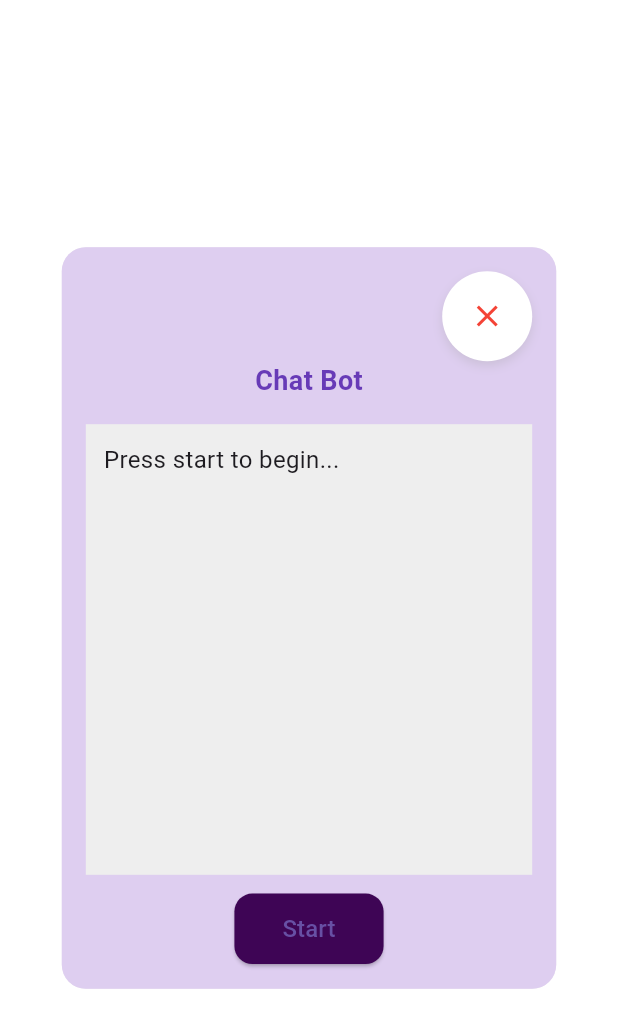
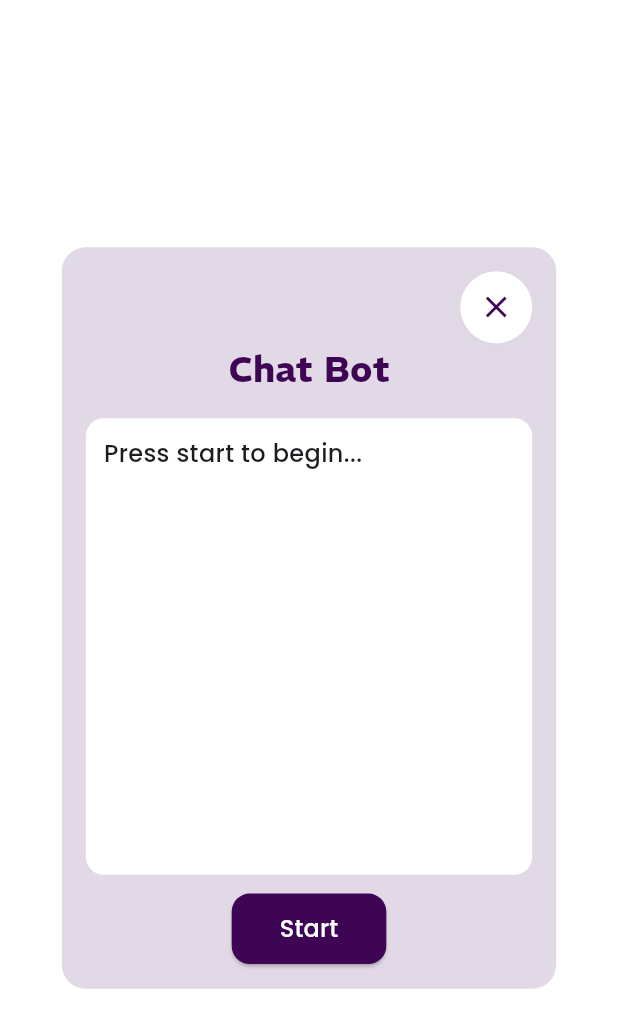
Before and after one commit to rababhamdyy-SmartFinancialManagement/finyx_mobile_app, a Flutter app: the ChatDialog widget shown alone on an empty page, opened directly, on a phone screen of 412 x 824 dp. Shown: the top 1028 px of the screen. Run offline on Flutter 3.47's test engine with Material 3 defaults, Android fonts, the light colour scheme and no system bars; our stand-ins replace fl_chart, flutter_bloc, pin_code_fields, shared_preferences, smooth_page_indicator; accounts and stored records are empty.

Commit message:
chat bots

```diff
--- a/lib/widgets/shared/chat_bots_widget.dart
+++ b/lib/widgets/shared/chat_bots_widget.dart
@@ -26,7 +26,7 @@ class _ChatDialogState extends State<ChatDialog> {
         width: dialogWidth,
         padding: EdgeInsets.all(16),
         decoration: BoxDecoration(
-          color: Color.fromARGB(255, 222, 206, 240),
+          color: Color(0xFF3E0555).withAlpha(15),
           borderRadius: BorderRadius.circular(16),
         ),
         child: Column(
@@ -34,20 +34,19 @@ class _ChatDialogState extends State<ChatDialog> {
             Align(
               alignment: Alignment.topRight,
               child: Container(
-                padding: EdgeInsets.all(6),
                 decoration: BoxDecoration(
                   color: Colors.white,
                   shape: BoxShape.circle,
                   boxShadow: [
                     BoxShadow(
-                      color: Colors.grey.withOpacity(0.3),
-                      blurRadius: 5,
+                      color: Colors.grey.withAlpha(15),
+                      blurRadius: 15,
                       offset: Offset(0, 3),
                     ),
                   ],
                 ),
                 child: IconButton(
-                  icon: Icon(Icons.close, color: Colors.red),
+                  icon: Icon(Icons.close, color: Color(0xFF3E0555)),
                   onPressed: widget.onPressed,
                 ),
               ),
@@ -55,9 +54,10 @@ class _ChatDialogState extends State<ChatDialog> {
             Text(
               'Chat Bot',
               style: TextStyle(
-                fontSize: 18,
+                fontSize: 24,
                 fontWeight: FontWeight.bold,
-                color: Colors.deepPurple,
+                color: Color(0xFF3E0555),
+                fontFamily: "REM",
               ),
             ),
             SizedBox(height: 16),
@@ -65,20 +65,24 @@ class _ChatDialogState extends State<ChatDialog> {
               child: Container(
                 width: double.infinity,
                 padding: EdgeInsets.all(12),
-                color: Colors.grey[200],
+                decoration: BoxDecoration(
+                  color: Colors.white,
+                  borderRadius: BorderRadius.circular(12),
+                ),
                 child: SingleChildScrollView(
                   child: Text(
                     botResponse.isEmpty
                         ? "Press start to begin..."
                         : botResponse,
-                    style: TextStyle(fontSize: 16),
+                    style: TextStyle(fontSize: 16, fontFamily: "Poppins"),
                   ),
                 ),
               ),
             ),
             SizedBox(height: 12),
             ElevatedButton(
-              onPressed: isLoading
+              onPressed:
+                  isLoading
                       ? null
                       : () async {
                         setState(() {
@@ -86,7 +90,9 @@ class _ChatDialogState extends State<ChatDialog> {
                           botResponse = "Loading...";
                         });
                         final service = HuggingFaceService();
-                      String reply = await service.getModelPrediction("start");
+                        String reply = await service.getModelPrediction(
+                          "start",
+                        );
                         setState(() {
                           botResponse = reply;
                           isLoading = false;
@@ -99,7 +105,14 @@ class _ChatDialogState extends State<ChatDialog> {
                   borderRadius: BorderRadius.circular(12),
                 ),
               ),
-              child: Text("Start", style: TextStyle(fontSize: 16)),
+              child: Text(
+                "Start",
+                style: TextStyle(
+                  fontSize: 16,
+                  color: Colors.white,
+                  fontFamily: "Poppins",
+                ),
+              ),
             ),
           ],
         ),
```
Lines whose indentation alone changed are shown as unchanged.
